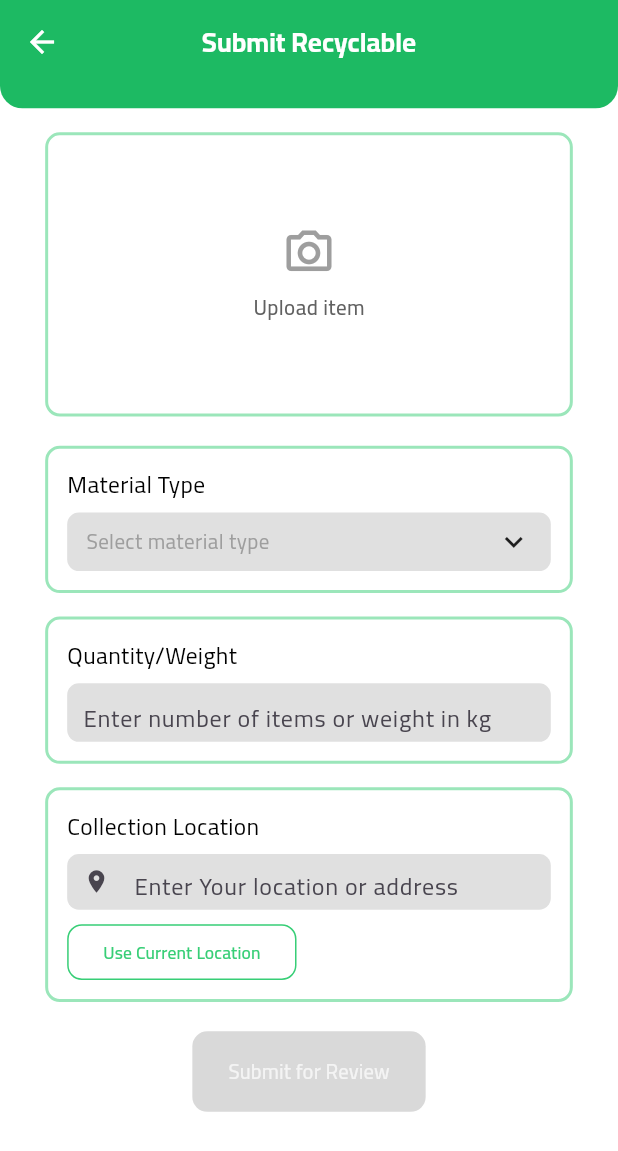
After one commit to malakshalayel/eco_cycle, a Flutter app: the SubmissionView screen opened by its route, on a phone screen of 412 x 824 dp. The commit adds this screen. Shown: the top 1151 px of the screen. Run offline on Flutter 3.47's test engine with Material 3 defaults, Android fonts, the phone set to English and light mode, and no system bars; our stand-ins replace flutter_screenutil, get, get_storage; accounts and stored records are empty.

Commit message:
submission screen

```diff
--- a/lib/routes/app_pages.dart
+++ b/lib/routes/app_pages.dart
@@ -3,6 +3,8 @@ import 'package:eco_cycle/screens/on_boarding/on_boarding_bindings.dart';
 import 'package:eco_cycle/screens/on_boarding/on_boarding_view.dart';
 import 'package:eco_cycle/screens/splash/splash_binding.dart';
 import 'package:eco_cycle/screens/splash/splash_view.dart';
+import 'package:eco_cycle/screens/submission/submission_binding.dart';
+import 'package:eco_cycle/screens/submission/submission_view.dart';
 import 'package:flutter/material.dart';
 import 'package:get/get.dart';
 
@@ -10,12 +12,22 @@ class AppPages {
   AppPages._();
   static const INITIAL = Routes.SPLASH;
 
+
   static final routes = <GetPage>[
     GetPage(
       name: Routes.SPLASH,
       page: () => const SplashView(),
       binding: SplashBinding(),
     ),
-    GetPage(name: Routes.ONBOARDING, page: () => OnboardingView() , binding: OnBoardingBindings()),
+    GetPage(
+      name: Routes.ONBOARDING,
+      page: () => OnboardingView(),
+      binding: OnBoardingBindings(),
+    ),
+    GetPage(
+      name: Routes.SUBMISSION,
+      page: () => SubmissionView(),
+      binding: SubmissionBinding(),
+    ),
   ];
 }
--- /dev/null
+++ b/lib/screens/submission/submission_binding.dart
@@ -0,0 +1,9 @@
+import 'package:get/get.dart';
+import 'submission_controller.dart';
+
+class SubmissionBinding extends Bindings {
+  @override
+  void dependencies() {
+    Get.put<SubmissionController>(SubmissionController());
+  }
+}
--- /dev/null
+++ b/lib/screens/submission/submission_controller.dart
@@ -0,0 +1,60 @@
+import 'package:get/get.dart';
+
+class SubmissionController extends GetxController {
+  // ===== Material Types =====
+  final List<String> materials = [
+    'Plastic (Bottles, Containers)',
+    'Paper (Newspapers, Cardboard)',
+    'Glass (Bottles, Jars)',
+    'Metal (Cans, Aluminum)',
+    'Electronic Waste',
+  ];
+
+  String? materialType;
+  String? quantity;
+  String? location;
+
+  bool isMaterialOpen = false;
+
+  // ===== Validation =====
+  bool get canSubmit =>
+      materialType != null &&
+      quantity != null &&
+      quantity!.isNotEmpty &&
+      location != null &&
+      location!.isNotEmpty;
+
+  // ===== Actions =====
+  void toggleMaterial() {
+    isMaterialOpen = !isMaterialOpen;
+    update();
+  }
+
+  void selectMaterial(String value) {
+    materialType = value;
+    isMaterialOpen = false;
+    update();
+  }
+
+  void setQuantity(String value) {
+    quantity = value;
+    update();
+  }
+
+  void setLocation(String value) {
+    location = value;
+    update();
+  }
+
+  void pickImage() {
+    // TODO: Image Picker
+  }
+
+  void useCurrentLocation() {
+    // TODO: GPS Location
+  }
+
+  void submit() {
+    // TODO: Firestore Submit
+  }
+}
--- /dev/null
+++ b/lib/screens/submission/submission_view.dart
@@ -0,0 +1,66 @@
+import 'package:eco_cycle/screens/submission/widgets/location_widget.dart';
+import 'package:eco_cycle/screens/submission/widgets/material_type_widget.dart';
+import 'package:eco_cycle/screens/submission/widgets/quantity_widget.dart';
+import 'package:eco_cycle/screens/submission/widgets/submit_button_widget.dart';
+import 'package:eco_cycle/screens/submission/widgets/upload_item_widget.dart';
+import 'package:flutter/material.dart';
+import 'package:flutter_screenutil/flutter_screenutil.dart';
+import 'package:get/get.dart';
+import '../../constants/app_colors.dart';
+
+import 'submission_controller.dart';
+
+class SubmissionView extends GetView<SubmissionController> {
+  const SubmissionView({super.key});
+
+  @override
+  Widget build(BuildContext context) {
+    return Scaffold(
+      appBar: PreferredSize(
+        preferredSize:  Size.fromHeight(74.h),
+        child: AppBar(
+          backgroundColor: AppColors.primary,
+          elevation: 0,
+          centerTitle: true,
+          leading: IconButton(
+            icon: const Icon(Icons.arrow_back, color: Colors.white),
+            onPressed: () => Get.back(),
+          ),
+          title: const Text(
+            'Submit Recyclable',
+            style: TextStyle(
+              color: Colors.white,
+              fontSize: 18,
+              fontWeight: FontWeight.w600,
+            ),
+          ),
+          shape: const RoundedRectangleBorder(
+            borderRadius: BorderRadius.vertical(bottom: Radius.circular(15)),
+          ),
+        ),
+      ),
+      body: GetBuilder<SubmissionController>(
+        builder: (c) {
+          return SingleChildScrollView(
+            padding: const EdgeInsets.all(16),
+            child: Column(
+              crossAxisAlignment: CrossAxisAlignment.start,
+              children: [
+                // Upload Item
+                UploadItemWidget(),
+                SizedBox(height: 20.h),
+                MaterialTypeWidget(),
+                SizedBox(height: 16.h),
+                QuantityWidget(),
+                SizedBox(height: 16.h),
+                LocationWidget(),
+                SizedBox(height: 20.h),
+                SubmitButtonWidget(),
+              ],
+            ),
+          );
+        },
+      ),
+    );
+  }
+}
--- /dev/null
+++ b/lib/screens/submission/widgets/location_widget.dart
@@ -0,0 +1,86 @@
+import 'package:flutter/material.dart';
+import 'package:flutter_screenutil/flutter_screenutil.dart';
+import 'package:get/get.dart';
+import '../../../constants/app_colors.dart';
+import '../../../styles/text_style.dart';
+import '../submission_controller.dart';
+
+class LocationWidget extends GetView<SubmissionController> {
+  const LocationWidget({super.key});
+
+  @override
+  Widget build(BuildContext context) {
+    return Center(
+      child: Container(
+        width: 333.w,
+        padding: EdgeInsets.all(12.w),
+        decoration: BoxDecoration(
+          color: AppColors.white,
+          borderRadius: BorderRadius.circular(10.r),
+          border: Border.all(
+            width: 2,
+            color: const Color(0xFF37CE76).withOpacity(0.5),
+          ),
+        ),
+        child: Column(
+          crossAxisAlignment: CrossAxisAlignment.start,
+          mainAxisSize: MainAxisSize.min,
+          children: [
+            // Title
+            Text(
+              'Collection Location',
+              style: AppTextStyles.body,
+            ),
+
+            SizedBox(height: 8.h),
+
+            // Input
+            Container(
+              // margin: EdgeInsets.only(bottom: 10.h),
+              height: 38.h,
+              padding: EdgeInsets.symmetric(horizontal: 10.w),
+              decoration: BoxDecoration(
+                color: AppColors.greyLight,
+                borderRadius: BorderRadius.circular(8.r),
+              ),
+              child: TextField(
+                onChanged: controller.setLocation,
+                decoration: const InputDecoration(
+                  icon: Icon(Icons.location_on, size: 18),
+                  hintText: 'Enter Your location or address',
+                  border: InputBorder.none,
+                ),
+              ),
+            ),
+
+            SizedBox(height: 10.h),
+
+            // Button
+            SizedBox(
+              height: 38.h,
+              child: OutlinedButton(
+                onPressed: controller.useCurrentLocation,
+                style: OutlinedButton.styleFrom(
+                  side: const BorderSide(
+                    color: Color(0xFF37CE76),
+                  ),
+                  shape: RoundedRectangleBorder(
+                    borderRadius: BorderRadius.circular(10.r),
+                  ),
+                ),
+                child: Text(
+                  'Use Current Location',
+                  style: TextStyle(
+                    color: const Color(0xFF37CE76),
+                    fontSize: 12.sp,
+                    fontWeight: FontWeight.w500,
+                  ),
+                ),
+              ),
+            ),
+          ],
+        ),
+      ),
+    );
+  }
+}
--- /dev/null
+++ b/lib/screens/submission/widgets/material_type_widget.dart
@@ -0,0 +1,111 @@
+import 'package:flutter/material.dart';
+import 'package:flutter_screenutil/flutter_screenutil.dart';
+import 'package:get/get.dart';
+import '../../../constants/app_colors.dart';
+import '../../../styles/text_style.dart';
+import '../submission_controller.dart';
+
+class MaterialTypeWidget extends GetView<SubmissionController> {
+  const MaterialTypeWidget({super.key});
+
+  @override
+  Widget build(BuildContext context) {
+    return Center(
+      child: Column(
+        children: [
+          // ===== Card =====
+          Container(
+            width: 333.w,
+            padding: EdgeInsets.all(12.w),
+            decoration: BoxDecoration(
+              color: AppColors.white,
+              borderRadius: BorderRadius.circular(10.r),
+              border: Border.all(
+                width: 2,
+                color: const Color(0xFF37CE76).withOpacity(0.5),
+              ),
+            ),
+            child: Column(
+              crossAxisAlignment: CrossAxisAlignment.start,
+              children: [
+                Text('Material Type', style: AppTextStyles.body),
+                SizedBox(height: 8.h),
+
+                GestureDetector(
+                  onTap: controller.toggleMaterial,
+                  child: Container(
+                    height: 40.h,
+                    padding: EdgeInsets.symmetric(horizontal: 12.w),
+                    decoration: BoxDecoration(
+                      color: AppColors.greyLight,
+                      borderRadius: BorderRadius.circular(8.r),
+                    ),
+                    child: Row(
+                      mainAxisAlignment: MainAxisAlignment.spaceBetween,
+                      children: [
+                        Text(
+                          controller.materialType ??
+                              'Select material type',
+                          style: TextStyle(
+                            color: controller.materialType == null
+                                ? AppColors.grey
+                                : AppColors.black,
+                          ),
+                        ),
+                        const Icon(Icons.keyboard_arrow_down),
+                      ],
+                    ),
+                  ),
+                ),
+              ],
+            ),
+          ),
+
+          // ===== Dropdown =====
+          if (controller.isMaterialOpen)
+            Container(
+              width: 289.w,
+              height: 164.h,
+              margin: EdgeInsets.only(top: 6.h),
+              decoration: BoxDecoration(
+                color: Colors.white,
+                borderRadius: BorderRadius.circular(6.r),
+                border: Border.all(
+                  width: 1,
+                  color: Colors.black.withOpacity(0.5),
+                ),
+                boxShadow: [
+                  BoxShadow(
+                    color: Colors.black.withOpacity(0.08),
+                    blurRadius: 8,
+                  ),
+                ],
+              ),
+              child: ListView(
+                padding: EdgeInsets.zero,
+                children: controller.materials.map((item) {
+                  final isSelected = item == controller.materialType;
+
+                  return InkWell(
+                    onTap: () => controller.selectMaterial(item),
+                    child: Container(
+                      height: 32.h,
+                      padding: EdgeInsets.symmetric(horizontal: 12.w),
+                      color: isSelected
+                          ? AppColors.greyLight
+                          : Colors.transparent,
+                      alignment: Alignment.centerLeft,
+                      child: Text(
+                        item,
+                        style: const TextStyle(fontSize: 13),
+                      ),
+                    ),
+                  );
+                }).toList(),
+              ),
+            ),
+        ],
+      ),
+    );
+  }
+}
--- /dev/null
+++ b/lib/screens/submission/widgets/quantity_widget.dart
@@ -0,0 +1,53 @@
+import 'package:flutter/material.dart';
+import 'package:flutter_screenutil/flutter_screenutil.dart';
+import 'package:get/get.dart';
+import '../../../constants/app_colors.dart';
+import '../../../styles/text_style.dart';
+import '../submission_controller.dart';
+
+class QuantityWidget extends GetView<SubmissionController> {
+  const QuantityWidget({super.key});
+
+  @override
+  Widget build(BuildContext context) {
+    return Center(
+      child: Container(
+        width: 333.w,
+        padding: EdgeInsets.all(12.w),
+        decoration: BoxDecoration(
+          color: AppColors.white,
+          borderRadius: BorderRadius.circular(10.r),
+          border: Border.all(
+            width: 2,
+            color: const Color(0xFF37CE76).withOpacity(0.5),
+          ),
+        ),
+        child: Column(
+          crossAxisAlignment: CrossAxisAlignment.start,
+          mainAxisSize: MainAxisSize.min,
+          children: [
+            Text('Quantity/Weight', style: AppTextStyles.body),
+            SizedBox(height: 8.h),
+
+            Container(
+              height: 40.h,
+              padding: EdgeInsets.symmetric(horizontal: 10.w),
+              decoration: BoxDecoration(
+                color: AppColors.greyLight,
+                borderRadius: BorderRadius.circular(8.r),
+              ),
+              child: TextField(
+                keyboardType: TextInputType.number,
+                onChanged: controller.setQuantity,
+                decoration: const InputDecoration(
+                  hintText: 'Enter number of items or weight in kg',
+                  border: InputBorder.none,
+                ),
+              ),
+            ),
+          ],
+        ),
+      ),
+    );
+  }
+}
--- /dev/null
+++ b/lib/screens/submission/widgets/submit_button_widget.dart
@@ -0,0 +1,39 @@
+import 'package:flutter/material.dart';
+import 'package:flutter_screenutil/flutter_screenutil.dart';
+import 'package:get/get.dart';
+import '../../../constants/app_colors.dart';
+import '../submission_controller.dart';
+
+class SubmitButtonWidget extends GetView<SubmissionController> {
+  const SubmitButtonWidget({super.key});
+
+  @override
+  Widget build(BuildContext context) {
+    return Center(
+      child: SizedBox(
+        height: 55.h,
+        child: ElevatedButton(
+          onPressed: controller.canSubmit ? controller.submit : null,
+          style: ElevatedButton.styleFrom(
+            backgroundColor: AppColors.primary,
+            disabledBackgroundColor: const Color(0xFFD9D9D9), // رمادي مثل الصورة
+            elevation: 0,
+            shape: RoundedRectangleBorder(
+              borderRadius: BorderRadius.circular(10),
+            ),
+          ),
+          child: Text(
+            'Submit for Review',
+            style: TextStyle(
+              color: controller.canSubmit
+                  ? Colors.white
+                  : Colors.white.withOpacity(0.7), // مثل الصورة
+              fontWeight: FontWeight.w500,
+              fontSize: 14.sp
+            ),
+          ),
+        ),
+      ),
+    );
+  }
+}
--- /dev/null
+++ b/lib/screens/submission/widgets/upload_item_widget.dart
@@ -0,0 +1,49 @@
+import 'package:flutter/material.dart';
+import 'package:flutter_screenutil/flutter_screenutil.dart';
+import 'package:get/get.dart';
+import '../../../constants/app_colors.dart';
+import '../submission_controller.dart';
+
+class UploadItemWidget extends GetView<SubmissionController> {
+  const UploadItemWidget({super.key});
+
+  @override
+  Widget build(BuildContext context) {
+    return Center(
+      child: GestureDetector(
+        onTap: controller.pickImage,
+        child: Container(
+          width: 333.w,
+          height: 194.h,
+          decoration: BoxDecoration(
+            color: AppColors.white,
+            borderRadius: BorderRadius.circular(10.r),
+            border: Border.all(
+              width: 2,
+              color: const Color(0xFF37CE76).withOpacity(0.5),
+            ),
+          ),
+          child: Column(
+            mainAxisAlignment: MainAxisAlignment.center,
+            children: const [
+              Icon(
+                Icons.camera_alt_outlined,
+                size: 36,
+                color: AppColors.grey,
+              ),
+              SizedBox(height: 8),
+              Text(
+                'Upload item',
+                style: TextStyle(
+                  color: AppColors.greyDark,
+                  fontSize: 14,
+                  fontWeight: FontWeight.w500,
+                ),
+              ),
+            ],
+          ),
+        ),
+      ),
+    );
+  }
+}
```
